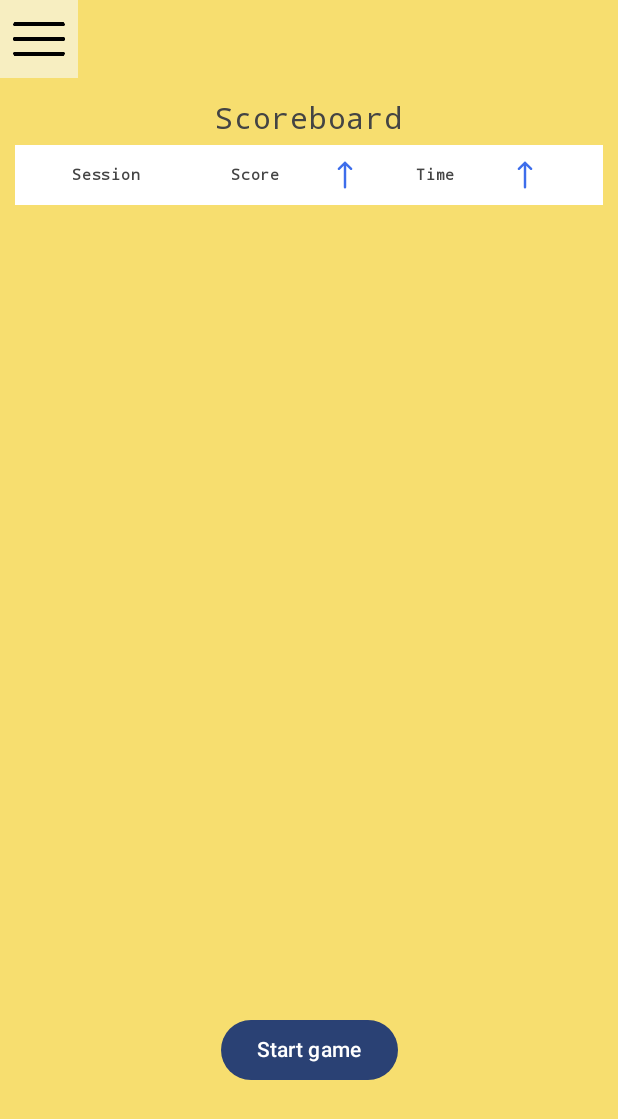
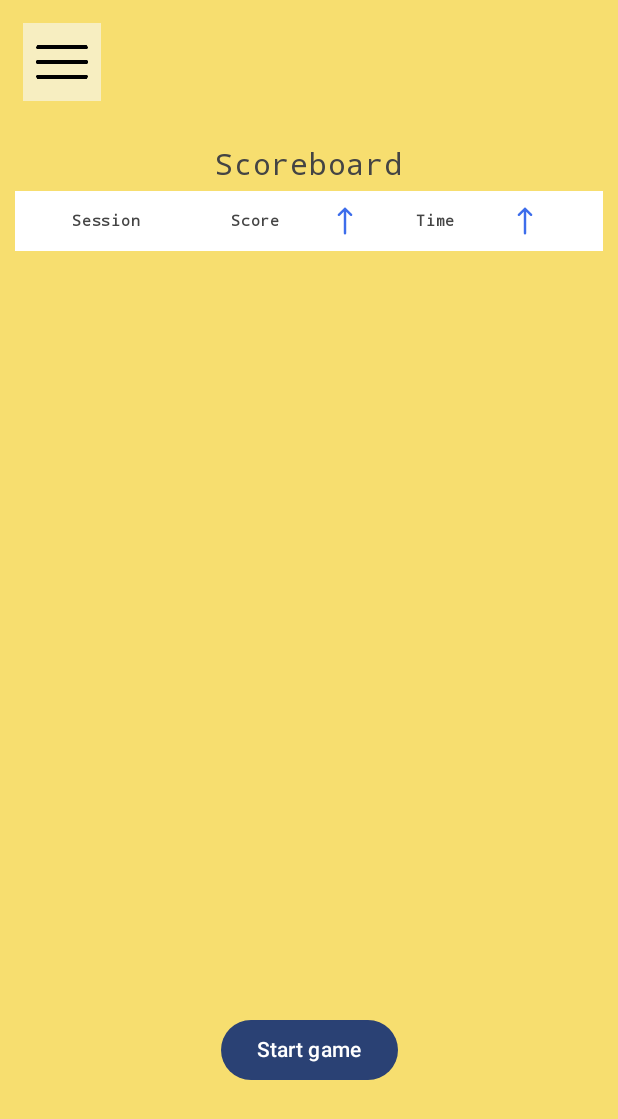
Before and after one commit to Shaheen1795/ScrambledWordGame, an Android app built with Jetpack Compose: the screen it shows after launch (MainActivity), on a phone screen of 412 x 824 dp. Shown: the top 1119 px of the screen. Run offline under Robolectric (Android 15) with nearby library versions, the light colour scheme and no system bars; our stand-ins replace Room's generated code.

Commit message:
- change dashboard ui layout

```diff
--- a/app/src/main/java/com/fairytale/scrambledwordgame/ui/screens/HomeScreen.kt
+++ b/app/src/main/java/com/fairytale/scrambledwordgame/ui/screens/HomeScreen.kt
@@ -59,7 +59,7 @@ import kotlin.math.roundToInt
                 modifier = Modifier
                     .background(Yellow)
                     .fillMaxWidth()
-                    ,
+                    .padding(15.dp)
             ){
                 Row(modifier = Modifier.align(Alignment.TopStart).background(YellowishWhte)){
                     BasicDropdownMenu(modifier = Modifier.padding(2.dp))
```
